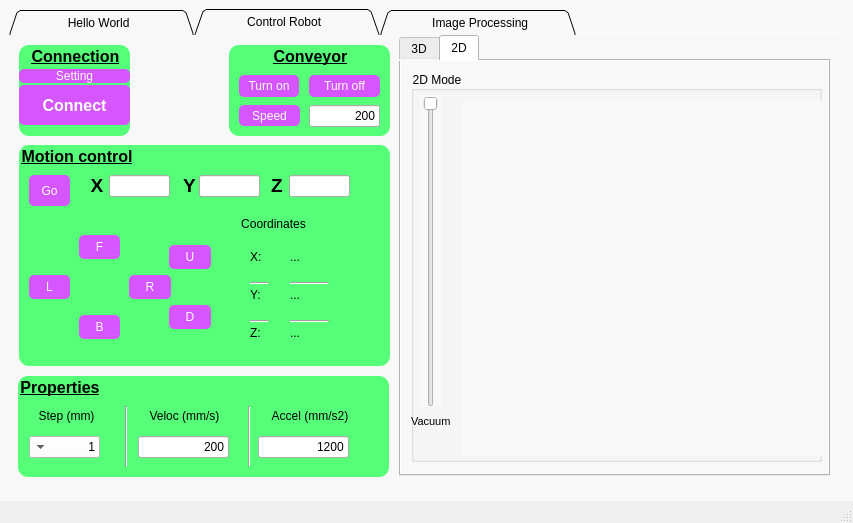
Before: the Qt Designer form mainwindow.ui in PhamTrHung/deltarobotsoftware, drawn with Qt 5.
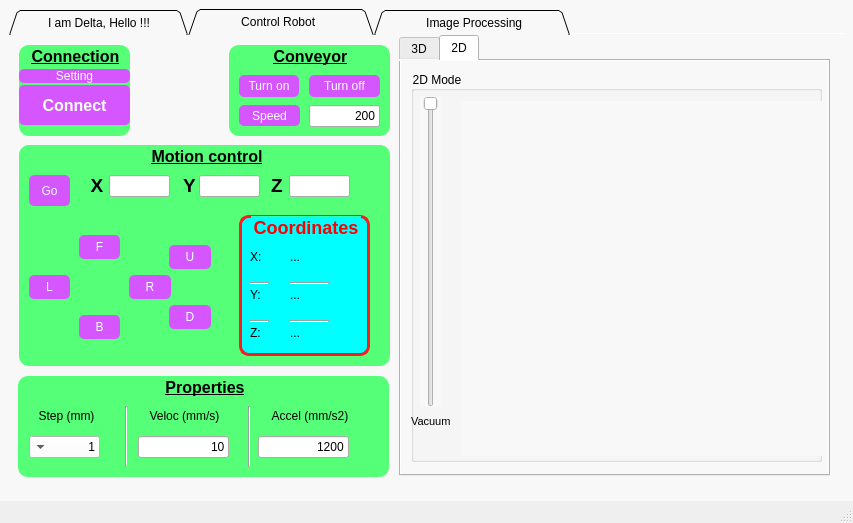
After: the same form once the commit is applied. The open tabs and pages were chosen to show the change. Icons and pictures are not drawn. Custom widgets are drawn as their Qt base class.

Patch:
```diff
--- a/mainwindow.ui
+++ b/mainwindow.ui
@@ -88,7 +88,7 @@
       </property>
       <widget class="QWidget" name="tab_2">
        <attribute name="title">
-        <string>              Hello World                </string>
+        <string>        I am Delta, Hello !!!        </string>
        </attribute>
        <layout class="QGridLayout" name="gridLayout">
         <item row="0" column="0">
@@ -479,6 +479,9 @@
         <property name="title">
          <string>Motion control</string>
         </property>
+        <property name="alignment">
+         <set>Qt::AlignCenter</set>
+        </property>
         <property name="flat">
          <bool>false</bool>
         </property>
@@ -675,9 +678,25 @@
            <height>141</height>
           </rect>
          </property>
+         <property name="styleSheet">
+          <string notr="true">QGroupBox
+{
+	border: 3px solid #ff1a1e;
+	font-size: 18px;
+    font-weight: bold;
+	color: rgb(255, 0, 0);
+	background-color:  rgb(0, 255, 255);
+}</string>
+         </property>
          <property name="title">
           <string>Coordinates</string>
          </property>
+         <property name="alignment">
+          <set>Qt::AlignCenter</set>
+         </property>
+         <property name="flat">
+          <bool>false</bool>
+         </property>
          <widget class="QLabel" name="label_8">
           <property name="geometry">
            <rect>
@@ -1152,6 +1171,9 @@
         <property name="title">
          <string>Properties</string>
         </property>
+        <property name="alignment">
+         <set>Qt::AlignCenter</set>
+        </property>
         <widget class="Line" name="line_3">
          <property name="geometry">
           <rect>
@@ -1337,7 +1359,7 @@
           <string notr="true">background-color:none;</string>
          </property>
          <property name="text">
-          <string>200</string>
+          <string>10</string>
          </property>
          <property name="alignment">
           <set>Qt::AlignRight|Qt::AlignTrailing|Qt::AlignVCenter</set>
```
Left out of the diff: 14 changed lines with no effect on the pictures.
